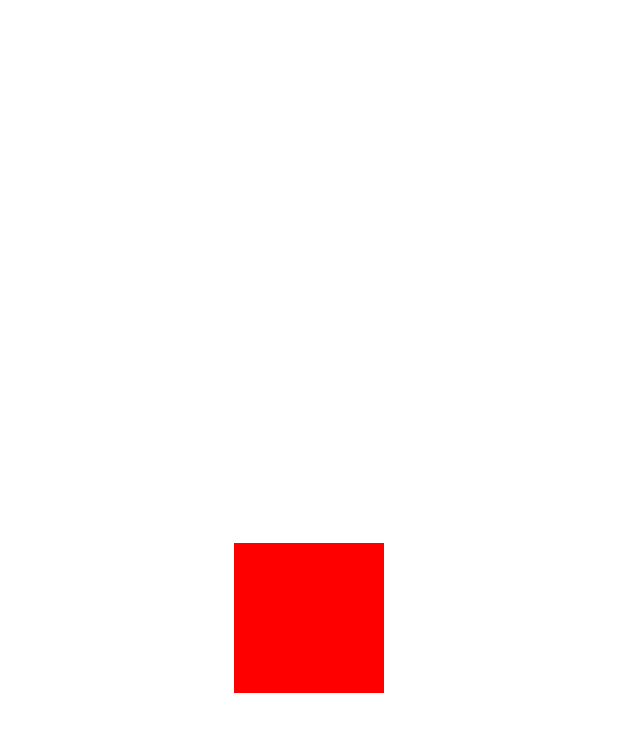
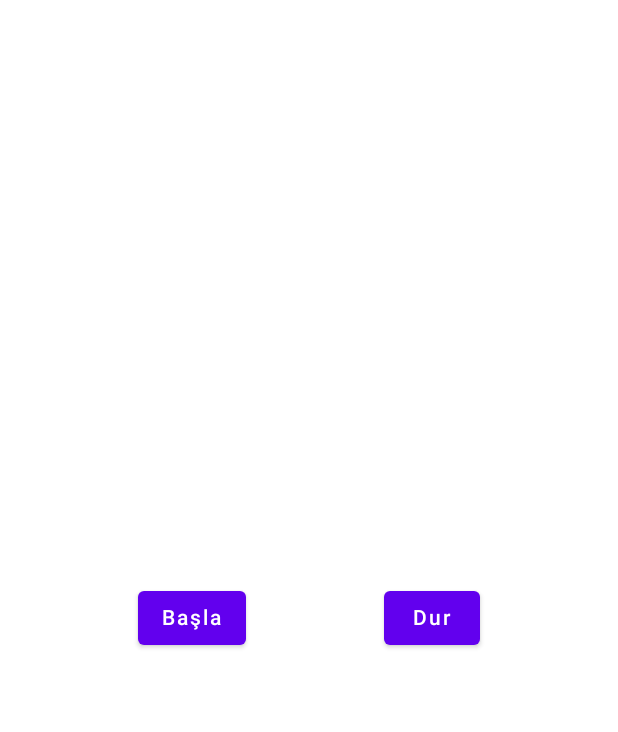
Before and after one commit to akcaHalit/JetpackCompose-State-Widgets-MaterialDesign-UserInteraction, an Android app built with Jetpack Compose: the screen it shows after launch (MainActivity), on a phone screen of 412 x 824 dp. Shown: the top 732 px of the screen. Run offline under Robolectric (Android 15) with nearby library versions, the phone set to English and light mode, and no system bars.

Commit message:
I learnt Slider. Progress Indicator.

```diff
--- a/app/src/main/java/com/halitakca/jetpackcomposetomvmm/MainActivity.kt
+++ b/app/src/main/java/com/halitakca/jetpackcomposetomvmm/MainActivity.kt
@@ -97,6 +97,27 @@ fun AnaSayfa(navController: NavController){
 @Composable
 fun Anasayfa2(){
 
+    val progressStatus = remember { mutableStateOf(false) }
+    Column(modifier = Modifier.fillMaxSize(), verticalArrangement = Arrangement.SpaceEvenly, horizontalAlignment = Alignment.CenterHorizontally) {
+        if(progressStatus.value){
+            CircularProgressIndicator(color = Color.Black)
+        }
+        Row(horizontalArrangement = Arrangement.SpaceEvenly, modifier = Modifier.fillMaxWidth()) {
+            Button(onClick = {
+                progressStatus.value = true
+            }) {
+                Text(text = "Başla")
+            }
+            Button(onClick = {
+                progressStatus.value = false
+            }) {
+                Text(text = "Dur")
+            }
+        }
+    }
+
+
+    /*
     Column(modifier = Modifier.fillMaxSize(), verticalArrangement = Arrangement.SpaceEvenly, horizontalAlignment = Alignment.CenterHorizontally) {
         Box(modifier = Modifier.size(100.dp).background(Color.Red)
             .pointerInput(Unit){ detectTapGestures(
@@ -116,6 +137,7 @@ fun Anasayfa2(){
             })
              */
     }
+     */
     /*
     Scaffold(
         content = {
```
